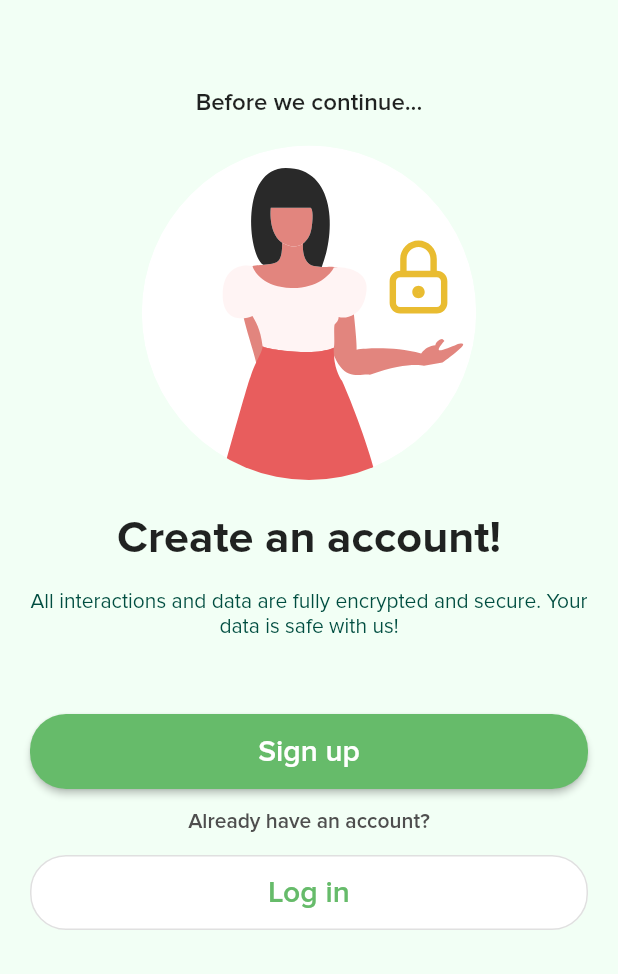
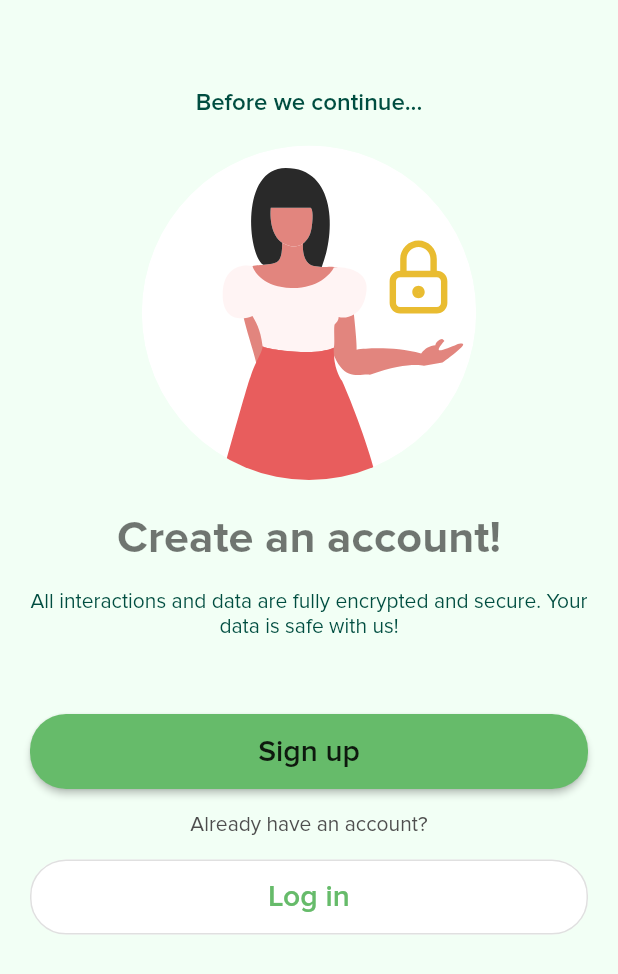
Before and after one commit to JobCuta/CIS-9340-Thesis, a Flutter app: the screen it shows after launch, after a tap on "Skip", on a phone screen of 412 x 824 dp. Shown: the top 974 px of the screen. Run offline on Flutter 3.47's test engine with Material 2 defaults, Android fonts, the phone set to English and light mode, and no system bars; our stand-ins replace animated_text_kit, circular_countdown_timer, email_validator, flutter_secure_storage, flutter_svg, get and 4 more.

Commit message:
applied main theme to all pages

```diff
--- a/lib/main.dart
+++ b/lib/main.dart
@@ -28,6 +28,22 @@ class Main extends StatelessWidget {
     return GetMaterialApp(
         title: 'Kasiyanna App',
         initialRoute: '/shakeScreen',
+        theme: ThemeData(
+          fontFamily: 'Proxima Nova',
+          //Use this to specify the default text styling
+          textTheme: const TextTheme(
+            headline1: TextStyle(fontSize: 30.0, fontWeight: FontWeight.w700),
+            bodyText1: TextStyle(fontSize: 16.0, fontWeight: FontWeight.w600),
+            bodyText2: TextStyle(fontSize: 14.0, fontWeight: FontWeight.w400),
+            subtitle1: TextStyle(fontSize: 20.0, fontWeight: FontWeight.w600),
+          ),
+          elevatedButtonTheme: ElevatedButtonThemeData(
+            style: ElevatedButton.styleFrom(padding: const EdgeInsets.all(12),
+              shape: RoundedRectangleBorder(borderRadius: BorderRadius.circular(24)),
+              primary: Colors.green[400],
+            ),
+          ),
+        ),
         getPages: [
           //intro
           GetPage(name: '/introScreen', page: () => const IntroductionScreen()),
@@ -62,16 +78,6 @@ class Main extends StatelessWidget {
           GetPage(
               name: '/notifScreen', page: () => const SetNotificationScreen()),
         ],
-        theme: ThemeData(
-          fontFamily: 'Proxima Nova',
-          //Use this to specify the default text styling
-          textTheme: const TextTheme(
-            headline1: TextStyle(fontSize: 30.0, fontWeight: FontWeight.w700),
-            bodyText1: TextStyle(fontSize: 16.0, fontWeight: FontWeight.w600),
-            bodyText2: TextStyle(fontSize: 14.0, fontWeight: FontWeight.w400),
-            subtitle1: TextStyle(fontSize: 20.0, fontWeight: FontWeight.w600),
-          ),
-        ),
         home:
             //change to screen checking log-in persisence
             // (UserSecureStorage.getLoginKey() == "loginKey")
--- a/lib/screens/onboarding/intro/IntroductionScreen.dart
+++ b/lib/screens/onboarding/intro/IntroductionScreen.dart
@@ -32,24 +32,15 @@ class IntroductionScreen extends StatelessWidget {
                   const SizedBox(
                     height: 30.0,
                   ),
-                  const Text(
+                  Text(
                     'Welcome to Kasiyanna!',
-                    style: TextStyle(
-                        fontWeight: FontWeight.w600,
-                        color: Colors.white,
-                        fontSize: 24,
-                        fontFamily: 'Proxima Nova'),
+                    style: Theme.of(context).textTheme.headline1?.copyWith(color: Colors.white),
                   ),
                   const SizedBox(height: 10.0),
-                  const Text(
+                  Text(
                     'Kasiyanna is the app that will join you in your journey to reaching mindfulness and emotional comfort. Not only does Kasiyanna ask you daily questions about your emotional well-being but also lets you enrich the journey thorugh games and daily tasks!',
                     textAlign: TextAlign.center,
-                    style: TextStyle(
-                        fontWeight: FontWeight.w400,
-                        fontSize: 14,
-                        fontFamily: 'Proxima Nova',
-                        height: 2.0,
-                        color: Colors.white),
+                    style: Theme.of(context).textTheme.bodyText2?.copyWith(height: 2.0, color: Colors.white),
                   ),
                   Padding(
                     padding: const EdgeInsets.all(15),
@@ -61,22 +52,13 @@ class IntroductionScreen extends StatelessWidget {
                     width: double.infinity,
                     height: 50,
                     child: ElevatedButton(
-                      style: ElevatedButton.styleFrom(
-                        shape: RoundedRectangleBorder(
-                          borderRadius: BorderRadius.circular(24),
-                        ),
-                        primary: Colors.blue,
-                      ),
+                      style:Theme.of(context).elevatedButtonTheme.style,
                       onPressed: () {
                         Get.toNamed("/shakeScreen");
                       },
-                      child: const Text(
+                      child: Text(
                         'Start your journey',
-                        style: TextStyle(
-                            fontWeight: FontWeight.w600,
-                            fontSize: 20,
-                            color: Colors.white,
-                            fontFamily: 'Proxima Nova'),
+                        style: Theme.of(context).textTheme.subtitle1,
                       ),
                     ),
                   ),
@@ -86,12 +68,7 @@ class IntroductionScreen extends StatelessWidget {
                     text: TextSpan(
                         text:
                             'Your privacy matters to us. You can learn how we can handle your information when you use our Services by reading our ',
-                        style: const TextStyle(
-                            fontSize: 14,
-                            height: 2.0,
-                            fontWeight: FontWeight.w400,
-                            fontFamily: 'Proxima Nova',
-                            color: Color.fromRGBO(82, 78, 88, 1)),
+                        style: Theme.of(context).textTheme.bodyText2?.copyWith(height: 2.0, color: const Color.fromRGBO(82, 78, 88, 1)),
                         children: <TextSpan>[
                           TextSpan(
                             text: 'Privacy Policy',
--- a/lib/screens/onboarding/login_registration/CreateAccountScreen.dart
+++ b/lib/screens/onboarding/login_registration/CreateAccountScreen.dart
@@ -19,15 +19,12 @@ class CreateAccountScreen extends StatelessWidget {
           child: Column(
             crossAxisAlignment: CrossAxisAlignment.center,
             children: <Widget>[
-              const Padding(
-                padding: EdgeInsets.fromLTRB(15, 60, 15, 15),
+              Padding(
+                padding: const EdgeInsets.fromLTRB(15, 60, 15, 15),
                 child: Text(
                   'Before we continue...',
                   softWrap: true,
-                  style: TextStyle(
-                      fontWeight: FontWeight.w600,
-                      fontSize: 16,
-                      fontFamily: 'Proxima Nova'),
+                  style: Theme.of(context).textTheme.bodyText1?.copyWith(color: Colors.teal[900]),
                 ),
               ),
               Padding(
@@ -37,12 +34,9 @@ class CreateAccountScreen extends StatelessWidget {
               const SizedBox(
                 height: 15.0,
               ),
-              const Text(
+              Text(
                 'Create an account!',
-                style: TextStyle(
-                    fontWeight: FontWeight.w700,
-                    fontSize: 30,
-                    fontFamily: 'Proxima Nova'),
+                style: Theme.of(context).textTheme.headline1,
               ),
               const SizedBox(height: 15.0),
               Padding(
@@ -50,11 +44,7 @@ class CreateAccountScreen extends StatelessWidget {
                 child: Text(
                   'All interactions and data are fully encrypted and secure. Your data is safe with us!',
                   textAlign: TextAlign.center,
-                  style: TextStyle(
-                      fontWeight: FontWeight.w400,
-                      fontSize: 14,
-                      fontFamily: 'Proxima Nova',
-                      color: Colors.teal[900]),
+                  style: Theme.of(context).textTheme.bodyText2?.copyWith(color: Colors.teal[900]),
                 ),
               ),
               const SizedBox(
@@ -66,13 +56,7 @@ class CreateAccountScreen extends StatelessWidget {
                   width: MediaQuery.of(context).size.width,
                   height: 50,
                   child: ElevatedButton(
-                    style: ElevatedButton.styleFrom(
-                      shape: RoundedRectangleBorder(
-                        borderRadius: BorderRadius.circular(24),
-                      ),
-                      padding: const EdgeInsets.all(12),
-                      primary: Colors.green[400],
-                    ),
+                    style: Theme.of(context).elevatedButtonTheme.style,
                     onPressed: () {
                       showModalBottomSheet(
                           context: context,
@@ -90,27 +74,17 @@ class CreateAccountScreen extends StatelessWidget {
                                 child: const RegisterWidget());
                           });
                     },
-                    child: const Text(
+                    child: Text(
                       'Sign up',
-                      style: TextStyle(
-                        fontSize: 20,
-                        color: Colors.white,
-                        fontFamily: 'Proxima Nova',
-                        fontWeight: FontWeight.w600,
-                      ),
+                      style: Theme.of(context).textTheme.subtitle1,
                     ),
                   ),
                 ),
               ),
               const SizedBox(height: 15),
-              const Text(
+              Text(
                 'Already have an account?',
-                style: TextStyle(
-                  fontSize: 14,
-                  fontFamily: 'Proxima Nova',
-                  fontWeight: FontWeight.w600,
-                  color: Color.fromRGBO(78, 78, 78, 1),
-                ),
+                style: Theme.of(context).textTheme.bodyText2?.copyWith(color: const Color.fromRGBO(78, 78, 78, 1)),
               ),
               const SizedBox(height: 15),
               Padding(
@@ -146,12 +120,7 @@ class CreateAccountScreen extends StatelessWidget {
                     },
                     child: Text(
                       'Log in',
-                      style: TextStyle(
-                        fontSize: 20,
-                        color: Colors.green.shade400,
-                        fontFamily: 'Proxima Nova',
-                        fontWeight: FontWeight.w600,
-                      ),
+                      style: Theme.of(context).textTheme.subtitle1?.copyWith(color: Colors.green.shade400),
                     ),
                   ),
                 ),
--- a/lib/screens/onboarding/questionnaires/LoadingResultsScreen.dart
+++ b/lib/screens/onboarding/questionnaires/LoadingResultsScreen.dart
@@ -45,6 +45,8 @@ class _LoadingResultsScreenState extends State<LoadingResultsScreenWidget> {
   Widget build(BuildContext context) {
     return Scaffold(
       body: Center(
+        heightFactor: MediaQuery.of(context).size.height * 0.4,
+        widthFactor: MediaQuery.of(context).size.width,
         child: Column(
           children: <Widget>[
             const SizedBox(
@@ -81,6 +83,8 @@ class nextScreen extends StatelessWidget {
   Widget build(BuildContext context) {
     return Scaffold(
       body: Center(
+        heightFactor: MediaQuery.of(context).size.height * 0.4,
+        widthFactor: MediaQuery.of(context).size.width,
         child: Column(
           children: <Widget>[
             const SizedBox(
```
Also changed, not shown: lib/screens/debug/HomepageScreen.dart (renamed from lib/screens/main/HomepageScreen.dart).
